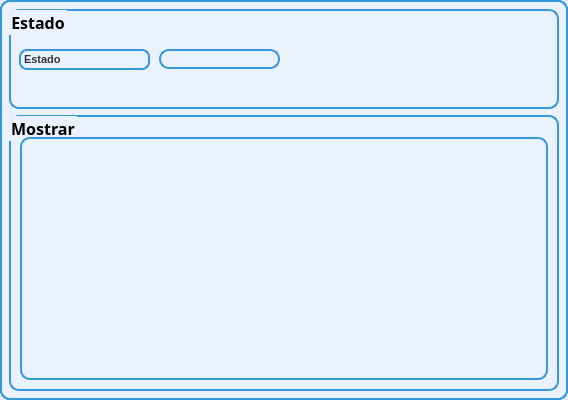
First picture: the form in GUI/Mainmenu/Pantallas/State/Estado.ui, repository Bluesfire1467/Aquazul_GUI, before the edit.
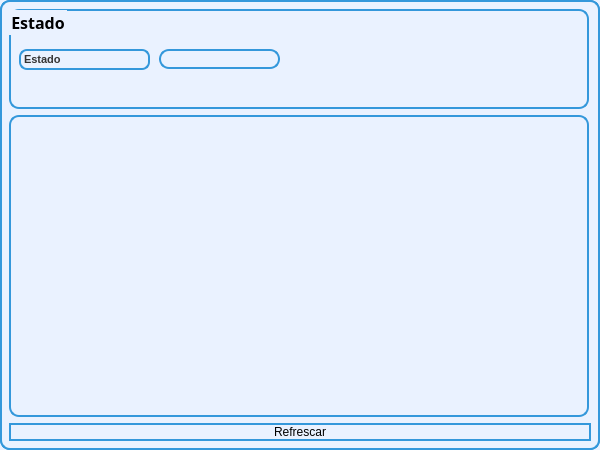
Second picture: the form after the edit. Icons and pictures are not drawn.

Commit message: funcionalidad de ventanas - En proceso

```diff
--- a/GUI/Mainmenu/Pantallas/State/Estado.ui
+++ b/GUI/Mainmenu/Pantallas/State/Estado.ui
@@ -6,20 +6,20 @@
    <rect>
     <x>0</x>
     <y>0</y>
-    <width>568</width>
-    <height>400</height>
+    <width>600</width>
+    <height>450</height>
    </rect>
   </property>
   <property name="minimumSize">
    <size>
-    <width>568</width>
-    <height>400</height>
+    <width>600</width>
+    <height>450</height>
    </size>
   </property>
   <property name="maximumSize">
    <size>
-    <width>568</width>
-    <height>400</height>
+    <width>600</width>
+    <height>450</height>
    </size>
   </property>
   <property name="windowTitle">
@@ -37,7 +37,7 @@
      <widget class="QGroupBox" name="groupBox">
       <property name="minimumSize">
        <size>
-        <width>550</width>
+        <width>580</width>
         <height>100</height>
        </size>
       </property>
@@ -96,8 +96,8 @@
       <widget class="QPushButton" name="btn_agregar">
        <property name="geometry">
         <rect>
-         <x>310</x>
-         <y>10</y>
+         <x>350</x>
+         <y>20</y>
          <width>60</width>
          <height>60</height>
         </rect>
@@ -147,8 +147,8 @@
       <widget class="QPushButton" name="btn_editar">
        <property name="geometry">
         <rect>
-         <x>380</x>
-         <y>10</y>
+         <x>420</x>
+         <y>20</y>
          <width>60</width>
          <height>60</height>
         </rect>
@@ -198,8 +198,8 @@
       <widget class="QPushButton" name="btn_borrar">
        <property name="geometry">
         <rect>
-         <x>450</x>
-         <y>10</y>
+         <x>490</x>
+         <y>20</y>
          <width>60</width>
          <height>60</height>
         </rect>
@@ -249,31 +249,26 @@
      </widget>
     </item>
     <item>
-     <widget class="QGroupBox" name="groupBox_2">
-      <property name="font">
-       <font>
-        <family>Arial Black</family>
-        <pointsize>12</pointsize>
-        <weight>75</weight>
-        <bold>true</bold>
-       </font>
+     <widget class="QTableWidget" name="table_estado">
+      <property name="minimumSize">
+       <size>
+        <width>580</width>
+        <height>0</height>
+       </size>
       </property>
-      <property name="styleSheet">
-       <string notr="true">background-color: #eaf2ff;
-padding: 12px;
-</string>
+      <property name="maximumSize">
+       <size>
+        <width>580</width>
+        <height>16777215</height>
+       </size>
       </property>
-      <property name="title">
-       <string>Mostrar</string>
+     </widget>
+    </item>
+    <item>
+     <widget class="QPushButton" name="pushButton">
+      <property name="text">
+       <string>Refrescar</string>
       </property>
-      <layout class="QHBoxLayout" name="horizontalLayout">
-       <property name="topMargin">
-        <number>20</number>
-       </property>
-       <item>
-        <widget class="QTableWidget" name="table_estado"/>
-       </item>
-      </layout>
      </widget>
     </item>
    </layout>
```
The commit also changes 3 other files.
